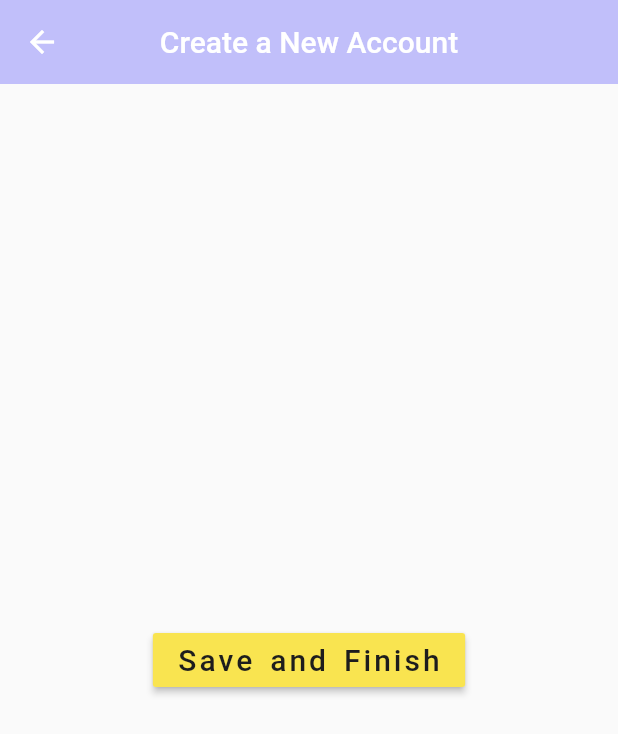
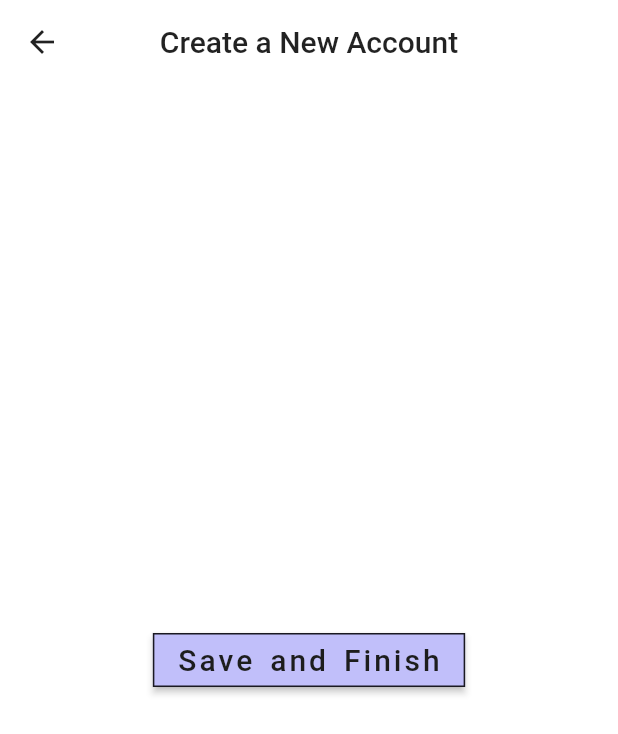
Before and after one commit to Cyrusroy001/project-autopsy-hacknitr3.0, a Flutter app: the PatientOrDoctor screen opened by its route, after a tap on "Save and move to Step 2", on a phone screen of 412 x 824 dp. Shown: the top 734 px of the screen. Run offline on Flutter 3.47's test engine with Material 2 defaults, Android fonts, the light colour scheme and no system bars; our stand-ins replace firebase_auth; accounts and stored records are empty.

Commit message:
updated the theme, blue is accentcolor and white is primary color

```diff
--- a/lib/main.dart
+++ b/lib/main.dart
@@ -21,9 +21,10 @@ class MyApp extends StatelessWidget {
     return MaterialApp(
       title: 'Autopsy',
       theme: ThemeData(
-        primaryColor: Color.fromRGBO(193, 191, 250, 1),
+        primaryColor: Colors.white,
+        canvasColor: Colors.white,
         // ignore: deprecated_member_use
-        accentColor: Color.fromRGBO(249, 228, 80, 1),
+        accentColor: Color.fromRGBO(193, 191, 250, 1),
       ),
       debugShowCheckedModeBanner: false,
       initialRoute: '/',
--- a/lib/screens/patient/firsttimeuser/AllStepsPage.dart
+++ b/lib/screens/patient/firsttimeuser/AllStepsPage.dart
@@ -12,6 +12,7 @@ class AllStepsPage extends StatelessWidget {
         centerTitle: true,
         elevation: 0,
         backgroundColor: Theme.of(context).primaryColor,
+        foregroundColor: Colors.black87,
       ),
       body: SafeArea(
         child: Container(
@@ -135,6 +136,11 @@ class AllStepsPage extends StatelessWidget {
                     ),
                   ),
                   color: Theme.of(context).accentColor,
+                  shape: RoundedRectangleBorder(
+                        side: BorderSide(
+                          color: Colors.black87,
+                        ),
+                      ),
                 ),
               ),
             ],
--- a/lib/screens/patient/firsttimeuser/CreateAccountPage.dart
+++ b/lib/screens/patient/firsttimeuser/CreateAccountPage.dart
@@ -17,14 +17,15 @@ class _CreateAccountPageState extends State<CreateAccountPage> {
         centerTitle: true,
         elevation: 0,
         backgroundColor: Theme.of(context).primaryColor,
+        foregroundColor: Colors.black87,
       ),
-
       body: Center(
         child: RaisedButton(
-          onPressed: (){
+          onPressed: () {
             Navigator.pushNamed(context, '/FinishingPage');
           },
-          child: Text('Save and Finish',
+          child: Text(
+            'Save and Finish',
             style: TextStyle(
               color: Color(0xFF1D1D1D),
               fontSize: 20,
@@ -33,6 +34,11 @@ class _CreateAccountPageState extends State<CreateAccountPage> {
             ),
           ),
           color: Theme.of(context).accentColor,
+          shape: RoundedRectangleBorder(
+            side: BorderSide(
+              color: Colors.black87,
+            ),
+          ),
         ),
       ),
     );
--- a/lib/screens/patient/firsttimeuser/Finishing Page.dart
+++ b/lib/screens/patient/firsttimeuser/Finishing Page.dart
@@ -17,6 +17,7 @@ class _FinishingPageState extends State<FinishingPage> {
         centerTitle: true,
         elevation: 0,
         backgroundColor: Theme.of(context).primaryColor,
+        foregroundColor: Colors.black87,
       ),
       body: Center(
         child: SafeArea(
@@ -128,6 +129,11 @@ class _FinishingPageState extends State<FinishingPage> {
                       ),
                     ),
                     color: Theme.of(context).accentColor,
+                    shape: RoundedRectangleBorder(
+                      side: BorderSide(
+                        color: Colors.black87,
+                      ),
+                    ),
                   ),
                 ),
               ],
--- a/lib/screens/patient/firsttimeuser/PatientOrDoctorPage.dart
+++ b/lib/screens/patient/firsttimeuser/PatientOrDoctorPage.dart
@@ -12,6 +12,7 @@ class PatientOrDoctor extends StatelessWidget {
         elevation: 0,
         centerTitle: true,
         backgroundColor: Theme.of(context).primaryColor,
+        foregroundColor: Colors.black87,
       ),
       body: Center(
         child: SafeArea(
@@ -81,7 +82,11 @@ class PatientOrDoctor extends StatelessWidget {
                                       begin: Alignment.topLeft,
                                       end: Alignment.bottomRight,
                                     ),
-                                    borderRadius: BorderRadius.circular(20),
+                                    borderRadius: BorderRadius.circular(15),
+                                    border: Border.all(
+                                      color: Colors.black87,
+                                      width: 1,
+                                    ),
                                   ),
                                 ),
                               ),
@@ -125,7 +130,11 @@ class PatientOrDoctor extends StatelessWidget {
                                       begin: Alignment.topLeft,
                                       end: Alignment.bottomRight,
                                     ),
-                                    borderRadius: BorderRadius.circular(20),
+                                    borderRadius: BorderRadius.circular(15),
+                                    border: Border.all(
+                                      color: Colors.black87,
+                                      width: 1,
+                                    ),
                                   ),
                                 ),
                               ),
@@ -163,6 +172,11 @@ class PatientOrDoctor extends StatelessWidget {
                         ),
                       ),
                       color: Theme.of(context).accentColor,
+                      shape: RoundedRectangleBorder(
+                        side: BorderSide(
+                          color: Colors.black87,
+                        ),
+                      ),
                     ),
                   ),
                 ],
--- a/lib/screens/patient/patient_all_reports_page.dart
+++ b/lib/screens/patient/patient_all_reports_page.dart
@@ -9,6 +9,7 @@ class PatientAllReportsPage extends StatelessWidget {
         elevation: 0,
         title: Text('My Reports'),
         backgroundColor: Theme.of(context).primaryColor,
+        foregroundColor: Colors.black87,
       ),
       body: Container(
         padding: EdgeInsets.all(20),
--- a/lib/screens/patient/report_detail_page.dart
+++ b/lib/screens/patient/report_detail_page.dart
@@ -35,6 +35,7 @@ class _ReportDetailPageState extends State<ReportDetailPage> {
         title: Text('Report Details'),
         centerTitle: true,
         backgroundColor: Theme.of(context).primaryColor,
+        foregroundColor: Colors.black87,
         actions: [
           IconButton(
             icon: Icon(Icons.download),
@@ -157,6 +158,11 @@ class _ReportDetailPageState extends State<ReportDetailPage> {
                     ),
                   ),
                   color: Theme.of(context).accentColor,
+                  shape: RoundedRectangleBorder(
+                    side: BorderSide(
+                      color: Colors.black87,
+                    ),
+                  ),
                   onPressed: () {},
                 ),
               ),
--- a/lib/widgets/report.dart
+++ b/lib/widgets/report.dart
@@ -30,8 +30,10 @@ class Report extends StatelessWidget {
     return InkWell(
       onTap: () => showDetails(context),
       child: Card(
+
         shape: RoundedRectangleBorder(
-          borderRadius: BorderRadius.circular(15),
+          borderRadius: BorderRadius.circular(10),
+          side: BorderSide(color: Colors.black87, width: 1),
         ),
         elevation: 4,
         margin: EdgeInsets.all(10),
```
Also changed, not shown: lib/screens/LaunchScreen.dart (+15 -5 lines), lib/screens/patient/PatientDashboard.dart (+10 -6 lines).
